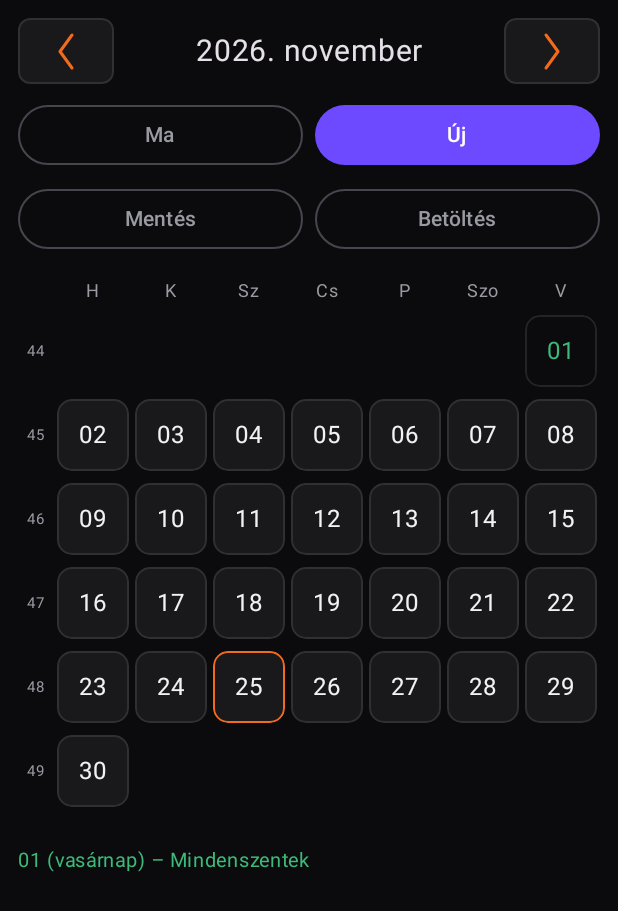
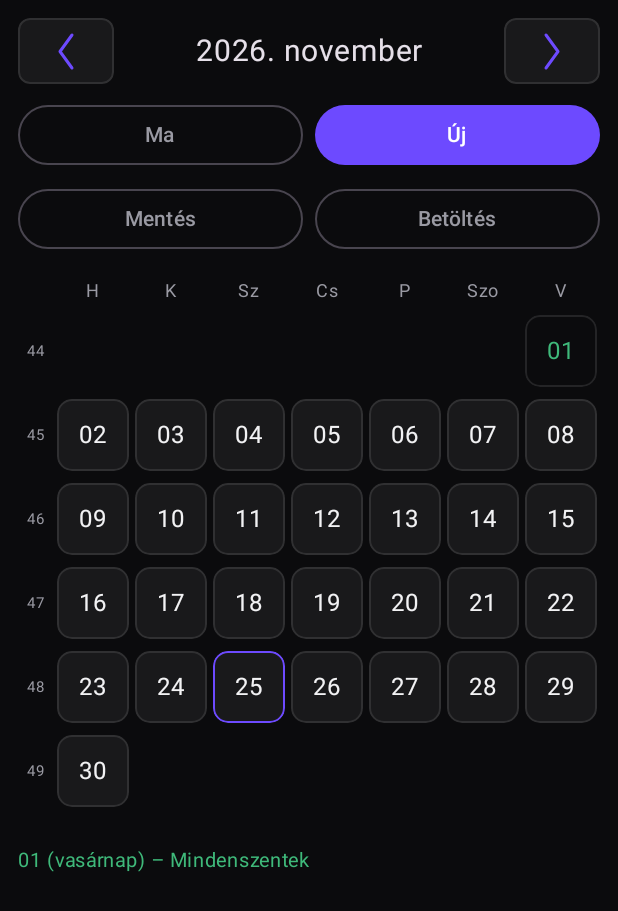
Before and after one commit to kalmar-imre-ai/naptar, an Android app built with Jetpack Compose: the screen it shows after launch (MainActivity), on a phone screen of 412 x 824 dp. Shown: the top 911 px of the screen. Run offline under Robolectric (Android 15) with nearby library versions, the phone set to English and light mode, and no system bars.

Commit message:
Change ACCENT color from orange to purple

```diff
--- a/app/src/main/java/com/kalmarimre/naptar/CalendarScreen.kt
+++ b/app/src/main/java/com/kalmarimre/naptar/CalendarScreen.kt
@@ -41,7 +41,7 @@ import java.time.temporal.IsoFields
 import java.util.Locale
 
 private val WEEKDAYS = listOf("H", "K", "Sz", "Cs", "P", "Szo", "V")
-private val ACCENT = Color(0xFFF26B1D)
+private val ACCENT = Color(0xFF6D4AFF)
 private val SUCCESS = Color(0xFF3FB97A)
 private val CELL = Color(0x0FFFFFFF)
 private val BORDER = Color(0x1AFFFFFF)
```
